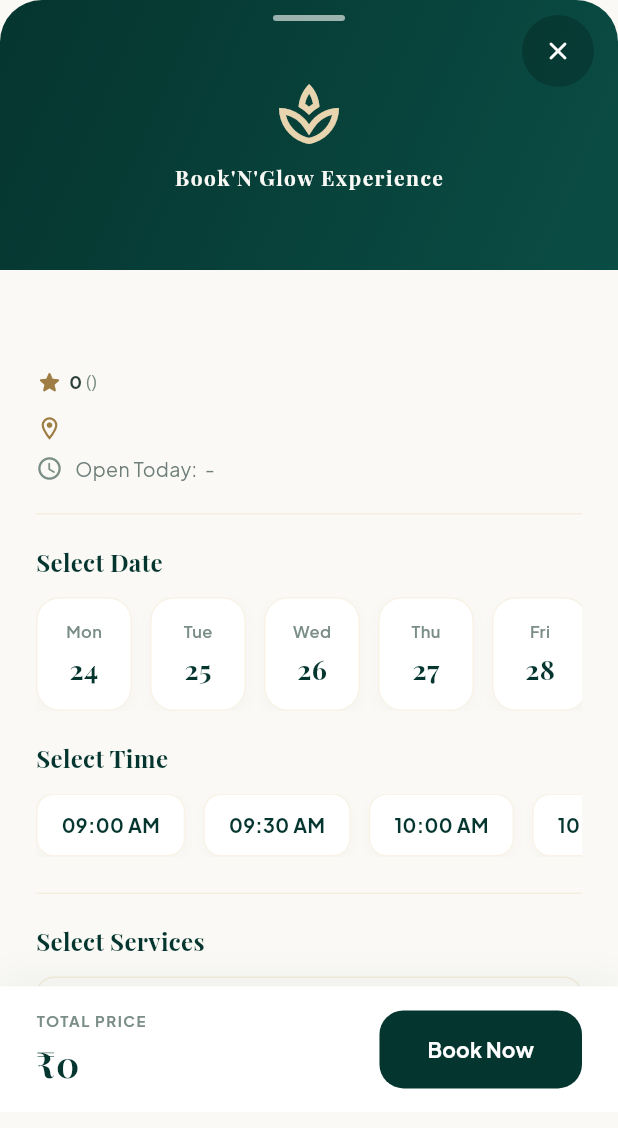
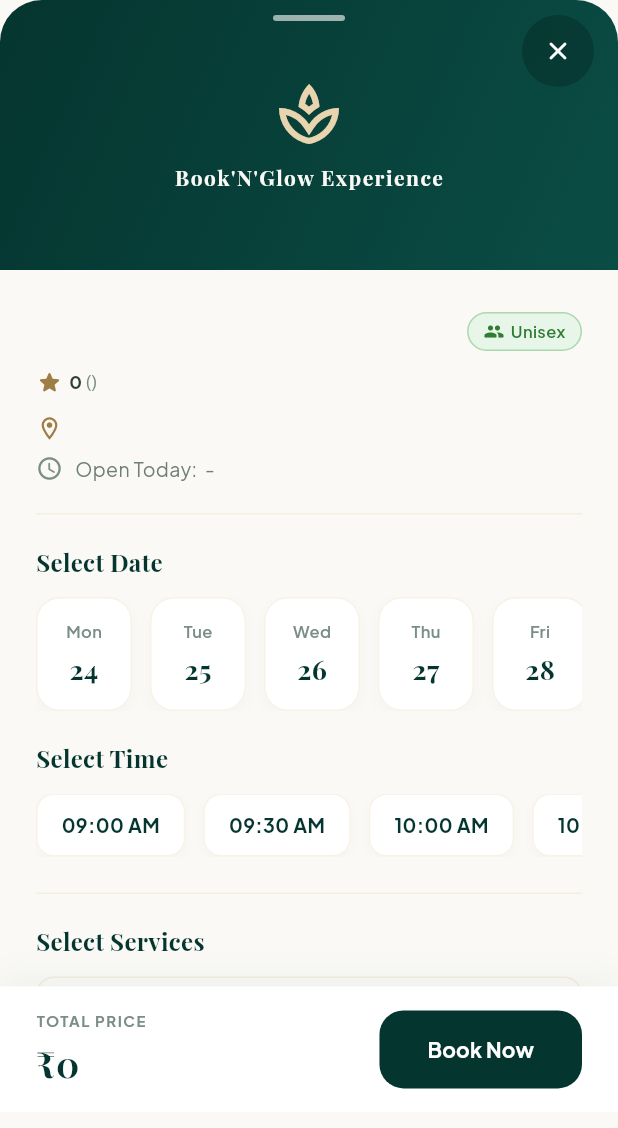
Before and after one commit to arunuday124/booknglow, a Flutter app: the SalonDetailBottomSheet widget shown alone on an empty page, opened directly with empty values, on a phone screen of 412 x 824 dp. Shown: the top 1128 px of the screen. Run offline on Flutter 3.47's test engine with Material 3 defaults, Android fonts, the phone set to English and light mode, and no system bars; our stand-ins replace cloud_firestore, firebase_auth, firebase_core, firebase_messaging, flutter_image_compress, geocoding and 8 more; missing offline and left inert: encrypt, paytmpayments_allinonesdk; accounts and stored records are empty; generated files the repository leaves out were written again.

Commit message:
feat: add salon type categorization with UI badges and integrate shared_preferences package

```diff
--- a/lib/View/home_screen.dart
+++ b/lib/View/home_screen.dart
@@ -479,7 +479,7 @@ class HomeScreen extends StatelessWidget {
                   );
                 }
 
-                final top5 = salonsCtrl.salons.take(5).toList();
+                final top5 = salonsCtrl.filteredSalons.take(5).toList();
                 if (top5.isEmpty) {
                   return Padding(
                     padding: const EdgeInsets.symmetric(vertical: 20.0),
--- a/lib/View/salon_detail_bottom_sheet.dart
+++ b/lib/View/salon_detail_bottom_sheet.dart
@@ -134,6 +134,28 @@ class SalonDetailBottomSheet extends StatelessWidget {
 
     final String name = salonData['name'] ?? 'Luxury Salon';
     final String location = salonData['location'] ?? 'Downtown';
+    final String rawSalonType = (salonData['salonType'] ??
+            salonData['gender'] ??
+            salonData['type'] ??
+            salonData['salon_type'] ??
+            'Unisex')
+        .toString()
+        .trim();
+
+    String displaySalonType = 'Unisex';
+    final lowerType = rawSalonType.toLowerCase();
+    if (lowerType.contains('female') ||
+        lowerType.contains('women') ||
+        lowerType.contains('ladies')) {
+      displaySalonType = 'Female';
+    } else if (lowerType.contains('male') ||
+        lowerType.contains('men') ||
+        lowerType.contains('gents')) {
+      displaySalonType = 'Male';
+    } else if (rawSalonType.isNotEmpty) {
+      displaySalonType =
+          rawSalonType[0].toUpperCase() + rawSalonType.substring(1);
+    }
 
     final String openingHours =
         salonData['openingHours']?.toString() ?? '10 AM';
@@ -220,8 +242,12 @@ class SalonDetailBottomSheet extends StatelessWidget {
                   child: Column(
                     crossAxisAlignment: CrossAxisAlignment.start,
                     children: [
-                      // 2. Shop Name, Ratings, Address, Open/Close Time
-                      Text(
+                      // 2. Shop Name & Salon Type Badge
+                      Row(
+                        crossAxisAlignment: CrossAxisAlignment.center,
+                        children: [
+                          Expanded(
+                            child: Text(
                               name,
                               style: GoogleFonts.playfairDisplay(
                                 textStyle: const TextStyle(
@@ -230,6 +256,62 @@ class SalonDetailBottomSheet extends StatelessWidget {
                                   color: Color(0xFF05352F),
                                 ),
                               ),
+                            ),
+                          ),
+                          const SizedBox(width: 8),
+                          Container(
+                            padding: const EdgeInsets.symmetric(
+                              horizontal: 10,
+                              vertical: 4,
+                            ),
+                            decoration: BoxDecoration(
+                              color: displaySalonType == 'Male'
+                                  ? const Color(0xFFE3F2FD)
+                                  : displaySalonType == 'Female'
+                                      ? const Color(0xFFFFF8E1)
+                                      : const Color(0xFFE8F5E9),
+                              borderRadius: BorderRadius.circular(20),
+                              border: Border.all(
+                                color: displaySalonType == 'Male'
+                                    ? const Color(0xFF2196F3).withValues(alpha: 0.4)
+                                    : displaySalonType == 'Female'
+                                        ? const Color(0xFFFFB300).withValues(alpha: 0.4)
+                                        : const Color(0xFF4CAF50).withValues(alpha: 0.4),
+                              ),
+                            ),
+                            child: Row(
+                              mainAxisSize: MainAxisSize.min,
+                              children: [
+                                Icon(
+                                  displaySalonType == 'Male'
+                                      ? Icons.boy_rounded
+                                      : displaySalonType == 'Female'
+                                          ? Icons.girl_rounded
+                                          : Icons.people_rounded,
+                                  size: 14,
+                                  color: displaySalonType == 'Male'
+                                      ? const Color(0xFF1976D2)
+                                      : displaySalonType == 'Female'
+                                          ? const Color(0xFFF57F17)
+                                          : const Color(0xFF2E7D32),
+                                ),
+                                const SizedBox(width: 4),
+                                Text(
+                                  displaySalonType,
+                                  style: GoogleFonts.plusJakartaSans(
+                                    fontSize: 11,
+                                    fontWeight: FontWeight.w600,
+                                    color: displaySalonType == 'Male'
+                                        ? const Color(0xFF1976D2)
+                                        : displaySalonType == 'Female'
+                                            ? const Color(0xFFF57F17)
+                                            : const Color(0xFF2E7D32),
+                                  ),
+                                ),
+                              ],
+                            ),
+                          ),
+                        ],
                       ),
                       const SizedBox(height: 8),
 
--- a/lib/model/salon_model.dart
+++ b/lib/model/salon_model.dart
@@ -53,6 +53,7 @@ class SalonModel {
   final GeoPoint location;
   final Timestamp createdAt;
   final List<SalonServiceItem> services;
+  final String salonType; // 'male', 'female', or 'unisex'
 
   SalonModel({
     required this.salonId,
@@ -69,6 +70,7 @@ class SalonModel {
     required this.location,
     required this.createdAt,
     required this.services,
+    this.salonType = 'unisex',
   });
 
   /// Factory constructor to parse Firestore document snapshot safely.
@@ -88,6 +90,25 @@ class SalonModel {
 
     final phoneVal = map['phone']?.toString() ?? '';
 
+    final rawType = (map['salonType'] ?? map['gender'] ?? map['type'] ?? map['salon_type'])
+            ?.toString()
+            .toLowerCase()
+            .trim() ??
+        'unisex';
+
+    String parsedSalonType = 'unisex';
+    if (rawType.contains('female') ||
+        rawType.contains('women') ||
+        rawType.contains('ladies')) {
+      parsedSalonType = 'female';
+    } else if (rawType.contains('male') ||
+        rawType.contains('men') ||
+        rawType.contains('gents')) {
+      parsedSalonType = 'male';
+    } else {
+      parsedSalonType = 'unisex';
+    }
+
     return SalonModel(
       salonId: (map['salonId'] as String?)?.isNotEmpty == true ? map['salonId'] as String : docId,
       salonName: map['salonName'] as String? ?? map['name'] as String? ?? 'Salon',
@@ -103,6 +124,7 @@ class SalonModel {
       location: map['location'] is GeoPoint ? map['location'] as GeoPoint : const GeoPoint(0, 0),
       createdAt: map['createdAt'] as Timestamp? ?? Timestamp.now(),
       services: parsedServices,
+      salonType: parsedSalonType,
     );
   }
 
@@ -127,6 +149,7 @@ class SalonModel {
       'price': '',
       'isOpen': true,
       'services': services.map((s) => s.toMap()).toList(),
+      'salonType': salonType,
     };
   }
 }
--- a/pubspec.yaml
+++ b/pubspec.yaml
@@ -53,6 +53,7 @@ dependencies:
   crypto: ^3.0.7
   encrypt: ^5.0.3
   paytmpayments_allinonesdk: ^1.0.4
+  shared_preferences: ^2.5.5
 
 dev_dependencies:
   flutter_test:
```
Also changed, not shown: lib/Controller/salon_controller.dart (+53 -4 lines), pubspec.lock, 1 other file. Lines whose indentation alone changed are shown as unchanged.
